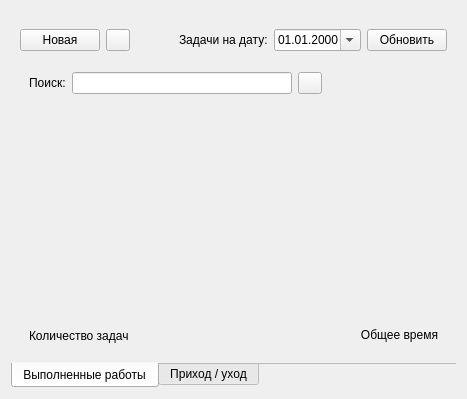
Old version of the form gui/main_form.ui in the repository vodchella/NoveltyAssistant.
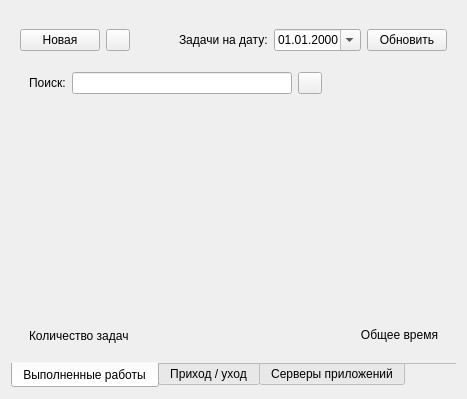
New version of the form. Icons and pictures are not drawn. Custom widgets are drawn as their Qt base class.

```diff
--- a/gui/main_form.ui
+++ b/gui/main_form.ui
@@ -411,6 +411,11 @@
        </item>
       </layout>
      </widget>
+     <widget class="QWidget" name="tabAppServers">
+      <attribute name="title">
+       <string>Серверы приложений</string>
+      </attribute>
+     </widget>
     </widget>
    </item>
   </layout>
```
